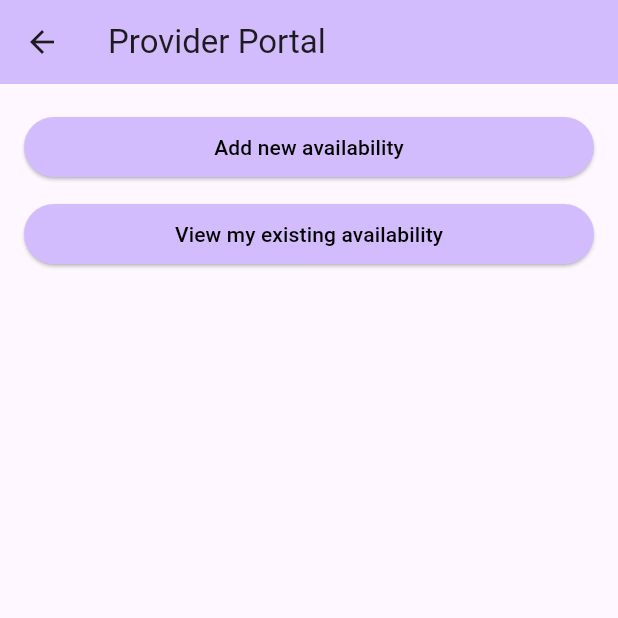
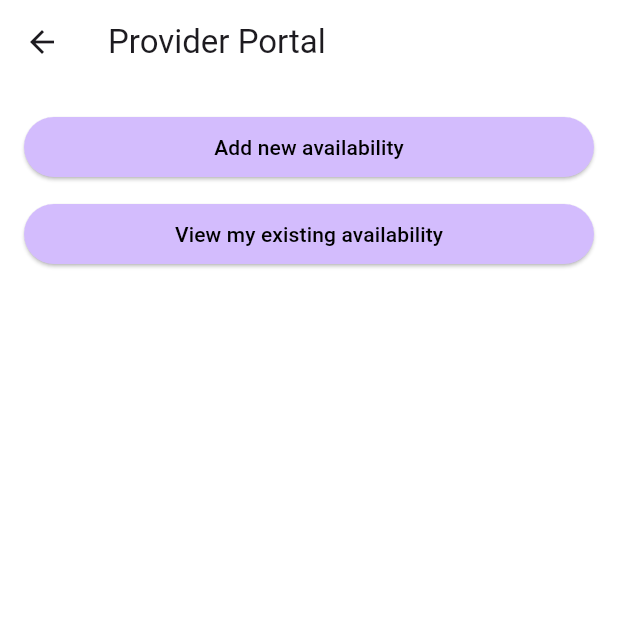
Before and after one commit to anthonytietjen/henrymeds-flutter, a Flutter app: the screen it shows after launch, after a tap on "Provider Portal", on a phone screen of 412 x 824 dp, the top half of it. Run offline on Flutter 3.47's test engine with Material 3 defaults, Android fonts, the light colour scheme and no system bars.

Commit message:
Updated background color

```diff
--- a/lib/app.dart
+++ b/lib/app.dart
@@ -12,7 +12,7 @@ class App extends StatelessWidget {
         colorScheme: ColorScheme.fromSeed(seedColor: Colors.deepPurple),
         useMaterial3: true,
       ),
-      home: const Home(title: 'Home'),
+      home: const Home(title: ''),
     );
   }
 }
--- a/lib/screens/client_portal.dart
+++ b/lib/screens/client_portal.dart
@@ -33,8 +33,10 @@ class _ClientPortalState extends State<ClientPortal> {
   @override
   Widget build(BuildContext context) {
     return Scaffold(
+      backgroundColor: Colors.white,
       appBar: AppBar(
-        backgroundColor: Theme.of(context).colorScheme.inversePrimary,
+        backgroundColor:
+            Colors.white, //Theme.of(context).colorScheme.inversePrimary,
         title: const Text('Client Portal'),
       ),
       body: Padding(
--- a/lib/screens/home.dart
+++ b/lib/screens/home.dart
@@ -26,8 +26,10 @@ class _HomeState extends State<Home> {
   @override
   Widget build(BuildContext context) {
     return Scaffold(
+      backgroundColor: Colors.white,
       appBar: AppBar(
-        backgroundColor: Theme.of(context).colorScheme.inversePrimary,
+        backgroundColor:
+            Colors.white, //Theme.of(context).colorScheme.inversePrimary,
         title: Text(widget.title),
       ),
       body: Padding(
--- a/lib/screens/provider_list.dart
+++ b/lib/screens/provider_list.dart
@@ -50,8 +50,10 @@ class _ProviderListState extends State<ProviderList> {
   @override
   Widget build(BuildContext context) {
     return Scaffold(
+      backgroundColor: Colors.white,
       appBar: AppBar(
-        backgroundColor: Theme.of(context).colorScheme.inversePrimary,
+        backgroundColor:
+            Colors.white, //Theme.of(context).colorScheme.inversePrimary,
         title: const Text('Choose Provider'),
       ),
       body: FutureBuilder<List<Provider>>(
--- a/lib/screens/provider_portal.dart
+++ b/lib/screens/provider_portal.dart
@@ -127,8 +127,10 @@ class _ProviderPortalState extends State<ProviderPortal> {
   @override
   Widget build(BuildContext context) {
     return Scaffold(
+      backgroundColor: Colors.white,
       appBar: AppBar(
-        backgroundColor: Theme.of(context).colorScheme.inversePrimary,
+        backgroundColor:
+            Colors.white, //Theme.of(context).colorScheme.inversePrimary,
         title: const Text('Provider Portal'),
       ),
       body: Padding(
--- a/lib/screens/time_list.dart
+++ b/lib/screens/time_list.dart
@@ -93,8 +93,10 @@ class _TimeListState extends State<TimeList> {
   @override
   Widget build(BuildContext context) {
     return Scaffold(
+        backgroundColor: Colors.white,
         appBar: AppBar(
-          backgroundColor: Theme.of(context).colorScheme.inversePrimary,
+          backgroundColor:
+              Colors.white, //Theme.of(context).colorScheme.inversePrimary,
           title: const Text('Choose Time'),
         ),
         body: ListView.builder(
```
